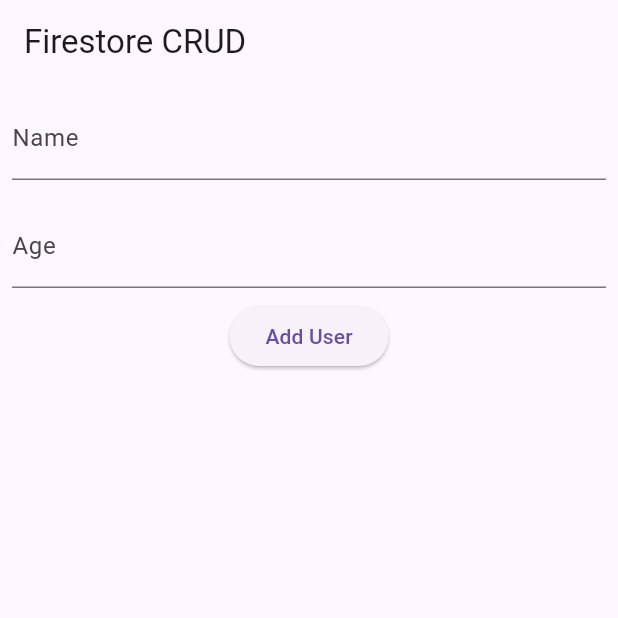
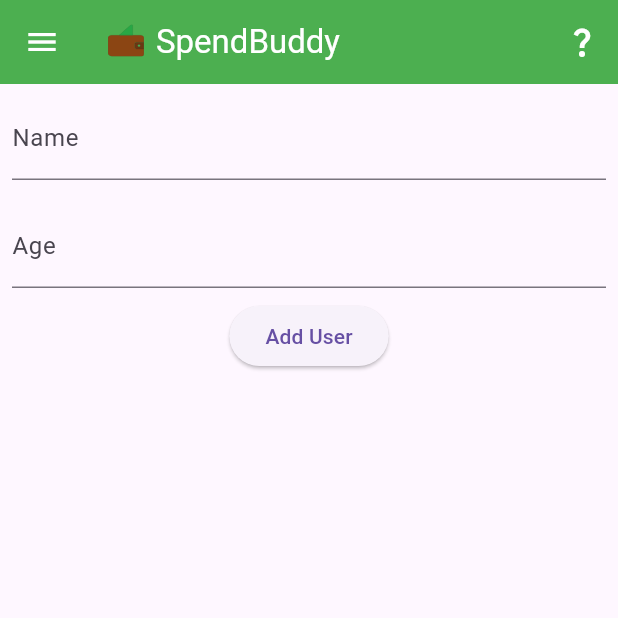
Before and after one commit to AhmadZahidi/expenses_tracker_app, a Flutter app: the FirestoreScreen screen opened by its route, on a phone screen of 412 x 824 dp, the top half of it. Run offline on Flutter 3.47's test engine with Material 3 defaults, Android fonts, the phone set to English and light mode, and no system bars; our stand-ins replace cloud_firestore, firebase_auth, firebase_core, flutter_svg, go_router; accounts and stored records are empty.

```diff
--- a/lib/router.dart
+++ b/lib/router.dart
@@ -1,6 +1,7 @@
 import 'package:expenses_tracker_app/background_color.dart';
 import 'package:expenses_tracker_app/screens/background_screen.dart';
 import 'package:expenses_tracker_app/screens/firestore_screen.dart';
+import 'package:expenses_tracker_app/screens/home_screen.dart';
 import 'package:expenses_tracker_app/screens/splash_screen.dart';
 import 'package:go_router/go_router.dart';
 import 'screens/login_screen.dart';
@@ -16,6 +17,7 @@ final GoRouter appRouter = GoRouter(
       builder:
           (context, state) =>
               BackgroundScreen(greenBackground, const LoginScreen()),
+              // const HomeScreen(),
     ),
     GoRoute(
       path: '/register',
--- a/lib/screens/firestore_screen.dart
+++ b/lib/screens/firestore_screen.dart
@@ -1,5 +1,7 @@
 import 'package:flutter/material.dart';
 import '../../services/firestore_service.dart';
+import 'package:flutter_svg/flutter_svg.dart';
+
 
 class FirestoreScreen extends StatefulWidget {
   @override
@@ -14,7 +16,38 @@ class _FirestoreScreenState extends State<FirestoreScreen> {
   @override
   Widget build(BuildContext context) {
     return Scaffold(
-      appBar: AppBar(title: Text('Firestore CRUD')),
+      appBar: AppBar(
+        backgroundColor: Color.fromRGBO(76, 175, 80, 1),
+        leading: IconButton(
+          onPressed: () {},
+          icon: Icon(Icons.menu),
+          color: Colors.white,
+        ),
+        title: Row(
+          mainAxisSize: MainAxisSize.min,
+          crossAxisAlignment: CrossAxisAlignment.center,
+          children: [
+            Padding(
+              padding: const EdgeInsets.only(bottom: 2),
+              child: SvgPicture.asset(
+                "assets/images/Logo.svg",
+                height: 24,
+                width: 24,
+              ),
+            ),
+
+            SizedBox(width: 8),
+            Text("SpendBuddy", style: TextStyle(color: Colors.white)),
+          ],
+        ),
+        actions: [
+          IconButton(
+            onPressed: () {},
+            icon: Icon(Icons.question_mark),
+            color: Colors.white,
+          ),
+        ],
+      ),
       body: Column(
         children: [
           Padding(
```
Also changed, not shown: lib/background_color.dart (+7 -0 lines), lib/screens/home_screen.dart (+94 -0 lines).
